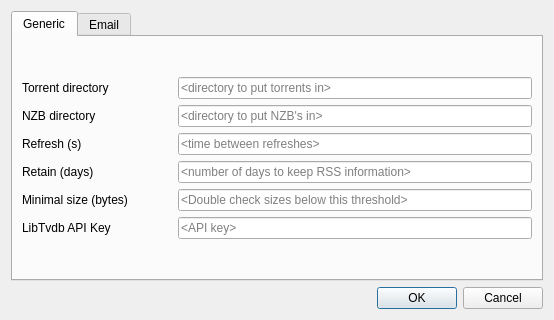
First picture: the form in trunk/qtswarmtv/settingsdialog.ui, repository annejan/swarmtv, before the edit.
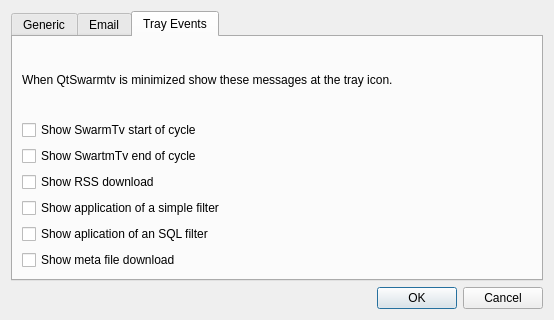
Second picture: the form after the edit. Icons and pictures are not drawn.

Commit message: Added checkboxes to enable and disable signals at the tray icon when the application is minimized.

```diff
--- a/trunk/qtswarmtv/settingsdialog.ui
+++ b/trunk/qtswarmtv/settingsdialog.ui
@@ -21,10 +21,20 @@
     <normaloff>:/swarmtv/mainlogo/resources/swarmtv_logo.png</normaloff>:/swarmtv/mainlogo/resources/swarmtv_logo.png</iconset>
   </property>
   <layout class="QGridLayout" name="gridLayout">
+   <item row="1" column="1">
+    <widget class="QDialogButtonBox" name="buttonBox">
+     <property name="orientation">
+      <enum>Qt::Horizontal</enum>
+     </property>
+     <property name="standardButtons">
+      <set>QDialogButtonBox::Cancel|QDialogButtonBox::Ok</set>
+     </property>
+    </widget>
+   </item>
    <item row="0" column="1">
     <widget class="QTabWidget" name="tabWidget">
      <property name="currentIndex">
-      <number>0</number>
+      <number>2</number>
      </property>
      <widget class="QWidget" name="tab">
       <attribute name="title">
@@ -309,16 +319,70 @@
        </item>
       </layout>
      </widget>
-    </widget>
-   </item>
-   <item row="1" column="1">
-    <widget class="QDialogButtonBox" name="buttonBox">
-     <property name="orientation">
-      <enum>Qt::Horizontal</enum>
-     </property>
-     <property name="standardButtons">
-      <set>QDialogButtonBox::Cancel|QDialogButtonBox::Ok</set>
-     </property>
+     <widget class="QWidget" name="tab_3">
+      <attribute name="title">
+       <string>Tray Events</string>
+      </attribute>
+      <layout class="QGridLayout" name="gridLayout_5">
+       <item row="0" column="0">
+        <layout class="QVBoxLayout" name="verticalLayout_7">
+         <item>
+          <widget class="QLabel" name="label_10">
+           <property name="text">
+            <string>When QtSwarmtv is minimized show these messages at the tray icon.</string>
+           </property>
+          </widget>
+         </item>
+         <item>
+          <layout class="QVBoxLayout" name="verticalLayout">
+           <item>
+            <widget class="QCheckBox" name="dbusStartCheckBox">
+             <property name="text">
+              <string>Show SwarmTv start of cycle</string>
+             </property>
+            </widget>
+           </item>
+           <item>
+            <widget class="QCheckBox" name="dbusStopCheckBox">
+             <property name="text">
+              <string>Show SwartmTv end of cycle</string>
+             </property>
+            </widget>
+           </item>
+           <item>
+            <widget class="QCheckBox" name="dbusRssCheckBox">
+             <property name="text">
+              <string>Show RSS download</string>
+             </property>
+            </widget>
+           </item>
+           <item>
+            <widget class="QCheckBox" name="dbusSimpleCheckBox">
+             <property name="text">
+              <string>Show application of a simple filter</string>
+             </property>
+            </widget>
+           </item>
+           <item>
+            <widget class="QCheckBox" name="dbusSqlCheckBox">
+             <property name="text">
+              <string>Show aplication of an SQL filter</string>
+             </property>
+            </widget>
+           </item>
+           <item>
+            <widget class="QCheckBox" name="dbusDownedCheckBox">
+             <property name="text">
+              <string>Show meta file download</string>
+             </property>
+            </widget>
+           </item>
+          </layout>
+         </item>
+        </layout>
+       </item>
+      </layout>
+     </widget>
     </widget>
    </item>
   </layout>
```
The commit also changes 5 other files.
